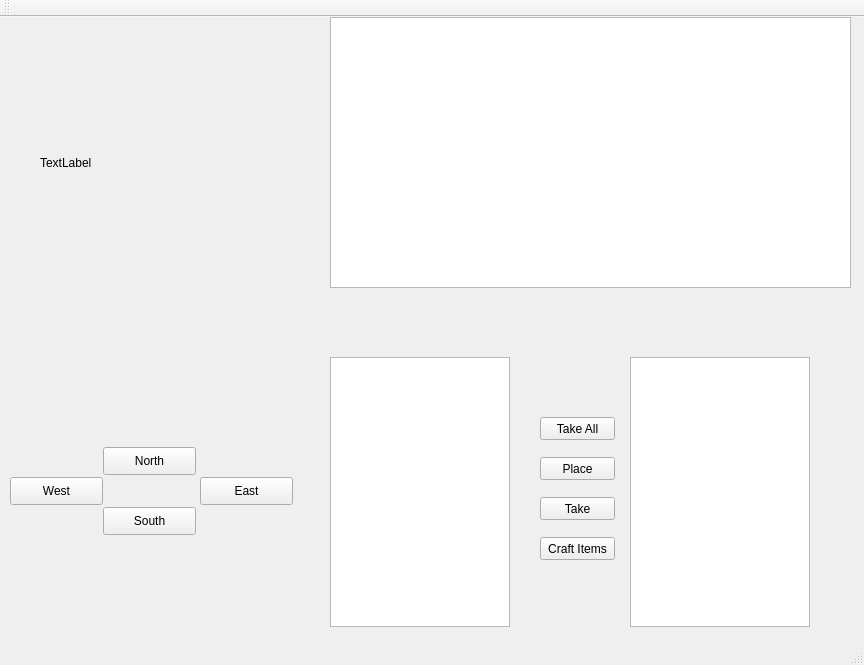
The window that mainwindow.ui (Colum-Mullally/Zork) describes before a commit, drawn with Qt 5.
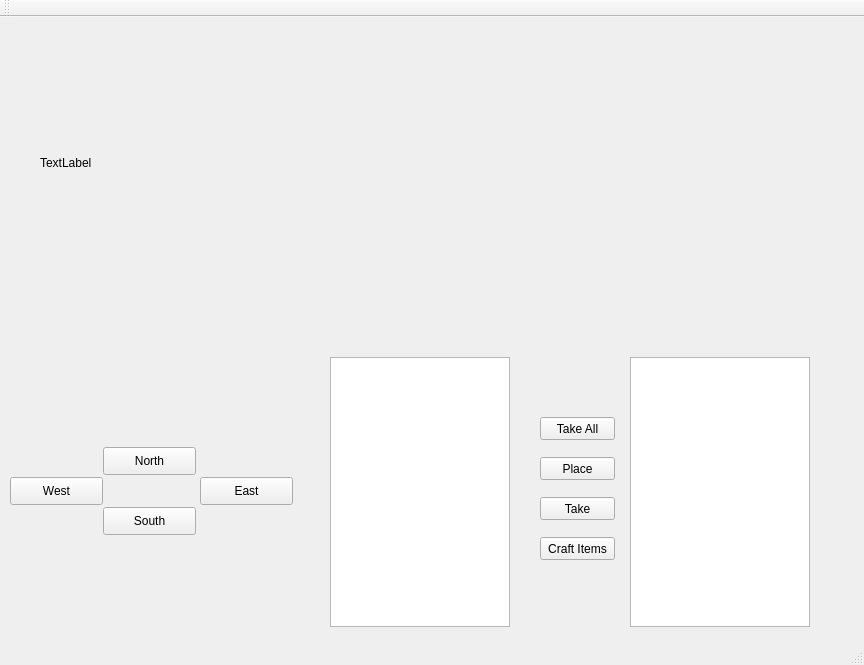
The same window after the commit.

Patch:
```diff
--- a/mainwindow.ui
+++ b/mainwindow.ui
@@ -97,29 +97,13 @@
      <string>TextLabel</string>
     </property>
    </widget>
-   <widget class="QGraphicsView" name="layoutImage">
-    <property name="geometry">
-     <rect>
-      <x>330</x>
-      <y>0</y>
-      <width>521</width>
-      <height>271</height>
-     </rect>
-    </property>
-    <property name="sizePolicy">
-     <sizepolicy hsizetype="Fixed" vsizetype="Fixed">
-      <horstretch>0</horstretch>
-      <verstretch>0</verstretch>
-     </sizepolicy>
-    </property>
-   </widget>
    <widget class="QWidget" name="gridLayoutWidget">
     <property name="geometry">
      <rect>
       <x>330</x>
       <y>0</y>
       <width>521</width>
-      <height>271</height>
+      <height>341</height>
      </rect>
     </property>
     <layout class="QGridLayout" name="mapLayout"/>
```
Left out of the diff: 13 changed lines with no effect on the pictures.
